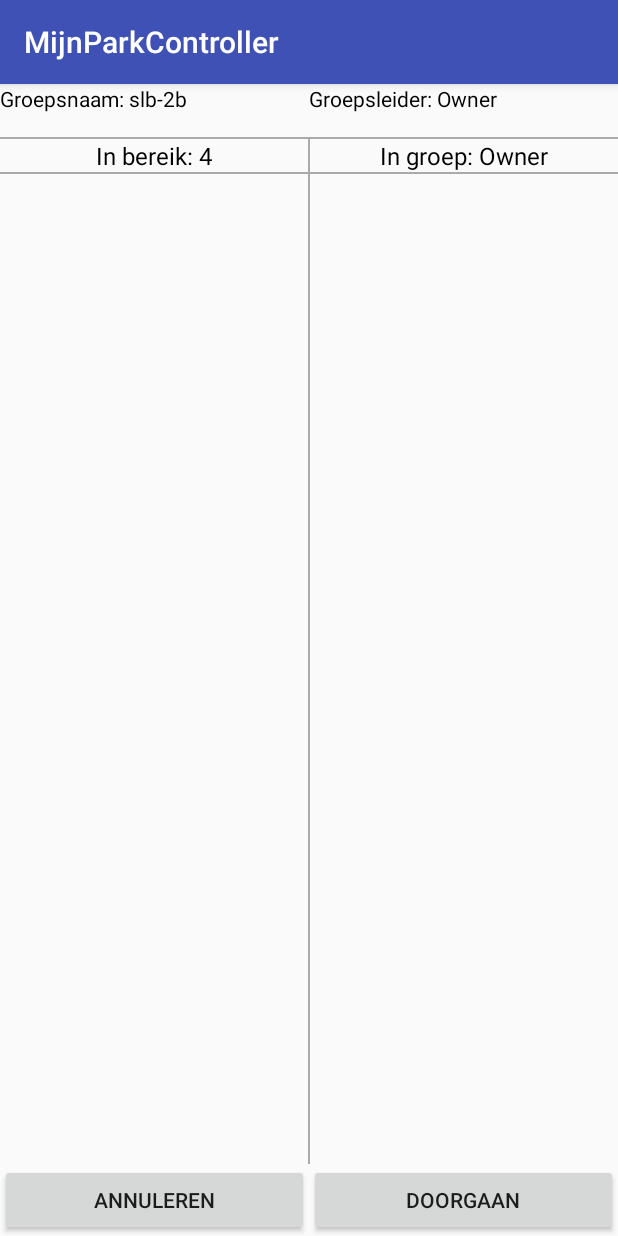
After one commit to tomkaal/TvOS_Han_MAD, an Android app: the CreateGroupActivity screen opened directly, with no data from a screen before it, on a phone screen of 412 x 824 dp. The commit adds this screen. Run offline under Robolectric (Android 15) with nearby library versions, the phone set to English and light mode, and no system bars.

Commit message:
CreateGroupActivity created + layout + initialization

```diff
--- a/AndroidApp/MijnParkController/app/src/main/AndroidManifest.xml
+++ b/AndroidApp/MijnParkController/app/src/main/AndroidManifest.xml
@@ -1,6 +1,8 @@
 <?xml version="1.0" encoding="utf-8"?>
 <manifest xmlns:android="http://schemas.android.com/apk/res/android"
     package="tvos.mad.han.mijnparkcontroller">
+
+    <uses-permission android:name="android.permission.INTERNET" />
 
     <application
         android:allowBackup="true"
@@ -15,7 +17,7 @@
                 <category android:name="android.intent.category.LAUNCHER" />
             </intent-filter>
         </activity>
+        <activity android:name=".CreateGroupActivity"></activity>
     </application>
-    <uses-permission android:name="android.permission.INTERNET" />
 
 </manifest>
--- /dev/null
+++ b/AndroidApp/MijnParkController/app/src/main/java/tvos/mad/han/mijnparkcontroller/CreateGroupActivity.java
@@ -0,0 +1,82 @@
+package tvos.mad.han.mijnparkcontroller;
+
+import android.os.Bundle;
+import android.support.v7.app.AppCompatActivity;
+import android.view.View;
+import android.widget.ArrayAdapter;
+import android.widget.Button;
+import android.widget.ListView;
+import android.widget.TextView;
+
+import java.util.ArrayList;
+
+public class CreateGroupActivity extends AppCompatActivity {
+
+    private ListView usersInRangeListView;
+    private UsersInRangeAdapter usersInRangeAdapter;
+
+    private ListView usersInGroupListView;
+    private UsersInGroupAdapter usersInGroupAdapter;
+
+
+    private String groupName = "slb-2b";
+    private String groupOwner = "Owner";
+    private TextView groupNameText;
+    private TextView groupOwnerText;
+    private TextView inRangeText;
+    private TextView inGroupText;
+
+    private Button cancelButton;
+    private Button continueButton;
+
+    @Override
+    protected void onCreate(Bundle savedInstanceState) {
+        super.onCreate(savedInstanceState);
+        setContentView(R.layout.activity_create_group);
+
+
+        groupNameText = (TextView) findViewById(R.id.txt_groupname);
+        groupNameText.setText(getString(R.string.lbl_groupname) + ": " + groupName);
+        groupOwnerText = (TextView) findViewById(R.id.txt_groupowner);
+        groupOwnerText.setText(getString(R.string.lbl_groupowner) + ": " + groupOwner);
+
+        cancelButton = (Button) findViewById(R.id.btn_cancel_grouping);
+        cancelButton.setOnClickListener(new View.OnClickListener() {
+            @Override
+            public void onClick(View v) {
+
+            }
+        });
+        continueButton = (Button) findViewById(R.id.btn_continue_grouping);
+        continueButton.setOnClickListener(new View.OnClickListener() {
+            @Override
+            public void onClick(View v) {
+
+            }
+        });
+        usersInGroupListView = (ListView) findViewById(R.id.listview_ingroup);
+        usersInRangeListView = (ListView) findViewById(R.id.listview_inrange);
+
+        ArrayList<User> usersInRangeList = new ArrayList<>();
+        usersInRangeList.add(new User("User1"));
+        usersInRangeList.add(new User("User2"));
+        usersInRangeList.add(new User("User3"));
+        usersInRangeList.add(new User("User4"));
+        ArrayList<User> usersInGroupList = new ArrayList<>();
+        usersInGroupList.add(new User("User5"));
+        usersInGroupList.add(new User("User6"));
+
+        usersInGroupAdapter = new UsersInGroupAdapter(this, usersInGroupList);
+        usersInRangeAdapter = new UsersInRangeAdapter(this, usersInRangeList);
+
+        inRangeText = (TextView) findViewById(R.id.lbl_inrange);
+        inRangeText.setText(getString(R.string.lbl_inrange) + ": " + usersInRangeAdapter.getCount());
+
+        inGroupText = (TextView) findViewById(R.id.lbl_ingroup);
+        inGroupText.setText(getString(R.string.lbl_ingroup) + ": " + groupOwner);
+
+        /*
+        TODO: refactor methods; onclick user -> switch from listview
+         */
+    }
+}
--- /dev/null
+++ b/AndroidApp/MijnParkController/app/src/main/java/tvos/mad/han/mijnparkcontroller/User.java
@@ -0,0 +1,22 @@
+package tvos.mad.han.mijnparkcontroller;
+
+/**
+ * Created by DDulos on 18-Nov-16.
+ */
+
+public class User {
+    private String userId;
+    private String username;
+
+    public User(String username) {
+        this.username = username;
+    }
+
+    public String getUsername() {
+        return username;
+    }
+
+    public void setUsername(String username) {
+        this.username = username;
+    }
+}
--- /dev/null
+++ b/AndroidApp/MijnParkController/app/src/main/java/tvos/mad/han/mijnparkcontroller/UsersInGroupAdapter.java
@@ -0,0 +1,55 @@
+package tvos.mad.han.mijnparkcontroller;
+
+import android.content.Context;
+import android.view.LayoutInflater;
+import android.view.View;
+import android.view.ViewGroup;
+import android.widget.ArrayAdapter;
+import android.widget.BaseAdapter;
+import android.widget.TextView;
+
+import java.util.ArrayList;
+import java.util.List;
+
+/**
+ * Created by DDulos on 18-Nov-16.
+ */
+public class UsersInGroupAdapter extends BaseAdapter {
+    Context context;
+    private LayoutInflater inflater;
+
+    ArrayList<User> userList;
+
+    public UsersInGroupAdapter(Context context, ArrayList<User> userList) {
+        this.inflater = (LayoutInflater) context.getSystemService(Context.LAYOUT_INFLATER_SERVICE);
+        this.context = context;
+        this.userList = userList;
+    }
+
+    @Override
+    public int getCount() {
+        return userList.size();
+    }
+
+    @Override
+    public User getItem(int position) {
+        return userList.get(position);
+    }
+
+    @Override
+    public long getItemId(int position) {
+        return 0;
+    }
+
+    @Override
+    public View getView(int position, View view, ViewGroup parent) {
+        if (view == null)
+            view = inflater.inflate(R.layout.list_item_user_group_setup, parent, false);
+
+        User user = getItem(position);
+        TextView userNameText = (TextView) view.findViewById(R.id.txt_username);
+        userNameText.setText(user.getUsername());
+
+        return view;
+    }
+}
--- /dev/null
+++ b/AndroidApp/MijnParkController/app/src/main/java/tvos/mad/han/mijnparkcontroller/UsersInRangeAdapter.java
@@ -0,0 +1,54 @@
+package tvos.mad.han.mijnparkcontroller;
+
+import android.content.Context;
+import android.view.LayoutInflater;
+import android.view.View;
+import android.view.ViewGroup;
+import android.widget.ArrayAdapter;
+import android.widget.BaseAdapter;
+import android.widget.TextView;
+
+import java.util.ArrayList;
+
+/**
+ * Created by DDulos on 18-Nov-16.
+ */
+public class UsersInRangeAdapter extends BaseAdapter {
+    Context context;
+    private LayoutInflater inflater;
+
+    ArrayList<User> userList;
+
+    public UsersInRangeAdapter(Context context, ArrayList<User> userList) {
+        this.inflater = (LayoutInflater) context.getSystemService(Context.LAYOUT_INFLATER_SERVICE);
+        this.context = context;
+        this.userList = userList;
+    }
+
+    @Override
+    public int getCount() {
+        return userList.size();
+    }
+
+    @Override
+    public User getItem(int position) {
+        return userList.get(position);
+    }
+
+    @Override
+    public long getItemId(int position) {
+        return 0;
+    }
+
+    @Override
+    public View getView(int position, View view, ViewGroup parent) {
+        if (view == null)
+            view = inflater.inflate(R.layout.list_item_user_group_setup, parent, false);
+
+        User user = getItem(position);
+        TextView userNameText = (TextView) view.findViewById(R.id.txt_username);
+        userNameText.setText(user.getUsername());
+
+        return view;
+    }
+}
--- /dev/null
+++ b/AndroidApp/MijnParkController/app/src/main/res/layout/activity_create_group.xml
@@ -0,0 +1,121 @@
+<?xml version="1.0" encoding="utf-8"?>
+<LinearLayout xmlns:android="http://schemas.android.com/apk/res/android"
+    android:layout_width="match_parent"
+    android:layout_height="match_parent"
+    android:orientation="vertical">
+
+    <LinearLayout
+        android:layout_width="match_parent"
+        android:layout_height="wrap_content"
+        android:layout_gravity="center_vertical"
+        android:orientation="horizontal">
+
+        <TextView
+            android:id="@+id/txt_groupname"
+            android:layout_width="match_parent"
+            android:layout_height="match_parent"
+            android:layout_weight="1"
+            android:layout_gravity="center"
+            android:text="Groepnaam: slb-1a"
+            android:textColor="@android:color/black" />
+
+        <TextView
+            android:id="@+id/txt_groupowner"
+            android:layout_width="match_parent"
+            android:layout_height="match_parent"
+            android:layout_gravity="center"
+            android:layout_weight="1"
+            android:text="Groepleider: "
+            android:textColor="@android:color/black" />
+    </LinearLayout>
+
+    <View
+        android:layout_width="match_parent"
+        android:layout_height="1dp"
+        android:background="@android:color/darker_gray"
+        android:layout_marginTop="@dimen/activity_vertical_margin"/>
+
+    <LinearLayout
+        android:layout_width="match_parent"
+        android:layout_height="wrap_content"
+        android:layout_weight="1"
+        android:orientation="horizontal">
+
+
+        <!-- Leftside - participants in range -->
+        <LinearLayout
+            android:layout_width="0dp"
+            android:layout_height="match_parent"
+            android:layout_weight="1"
+            android:orientation="vertical">
+
+            <TextView
+                android:id="@+id/lbl_inrange"
+                android:layout_width="wrap_content"
+                android:layout_height="wrap_content"
+                android:layout_gravity="center_horizontal"
+                android:text="In bereik"
+                android:textColor="@android:color/black"
+                android:textSize="16sp" />
+            <View
+                android:layout_width="match_parent"
+                android:layout_height="1dp"
+                android:background="@android:color/darker_gray" />
+            <ListView
+                android:id="@+id/listview_inrange"
+                android:layout_width="match_parent"
+                android:layout_height="match_parent" />
+        </LinearLayout>
+
+        <View
+            android:layout_width="1dp"
+            android:layout_height="match_parent"
+            android:background="@android:color/darker_gray" />
+        <!-- Rightside - participants in group -->
+        <LinearLayout
+            android:layout_width="0dp"
+            android:layout_height="match_parent"
+            android:layout_weight="1"
+            android:orientation="vertical">
+
+            <TextView
+                android:id="@+id/lbl_ingroup"
+                android:layout_width="wrap_content"
+                android:layout_height="wrap_content"
+                android:layout_gravity="center_horizontal"
+                android:text="In groep"
+                android:textColor="@android:color/black"
+                android:textSize="16sp" />
+            <View
+                android:layout_width="match_parent"
+                android:layout_height="1dp"
+                android:background="@android:color/darker_gray" />
+            <ListView
+                android:id="@+id/listview_ingroup"
+                android:layout_width="match_parent"
+                android:layout_height="match_parent" />
+        </LinearLayout>
+    </LinearLayout>
+
+    <LinearLayout
+        android:layout_width="match_parent"
+        android:layout_height="wrap_content"
+        android:orientation="horizontal">
+
+        <Button
+            android:id="@+id/btn_cancel_grouping"
+            android:layout_width="0dp"
+            android:layout_height="wrap_content"
+            android:layout_gravity="bottom"
+            android:layout_weight="1"
+            android:text="Annuleren" />
+
+        <Button
+            android:id="@+id/btn_continue_grouping"
+            android:layout_width="0dp"
+            android:layout_height="wrap_content"
+            android:layout_gravity="bottom"
+            android:layout_weight="1"
+            android:text="Doorgaan" />
+    </LinearLayout>
+</LinearLayout>
--- /dev/null
+++ b/AndroidApp/MijnParkController/app/src/main/res/layout/list_item_user_group_setup.xml
@@ -0,0 +1,24 @@
+<?xml version="1.0" encoding="utf-8"?>
+<LinearLayout xmlns:android="http://schemas.android.com/apk/res/android"
+    android:orientation="horizontal" android:layout_width="match_parent"
+    android:layout_height="wrap_content">
+
+    <TextView
+        android:text="Username"
+        android:layout_width="0dp"
+        android:layout_height="wrap_content"
+        android:textSize="16sp"
+        android:textColor="@android:color/black"
+        android:id="@+id/txt_username"
+        android:layout_gravity="center_vertical"
+        android:layout_marginLeft="@dimen/activity_horizontal_margin"
+        android:layout_weight="1"/>
+
+    <!-- invisible on default -->
+    <ImageView
+        android:id="@+id/image_grouprequest"
+        android:layout_margin="@dimen/activity_horizontal_margin"
+        android:layout_width="wrap_content"
+        android:layout_height="wrap_content"
+        android:src="@android:drawable/ic_notification_overlay"/>
+</LinearLayout>
--- a/AndroidApp/MijnParkController/app/src/main/res/values/strings.xml
+++ b/AndroidApp/MijnParkController/app/src/main/res/values/strings.xml
@@ -1,3 +1,7 @@
 <resources>
     <string name="app_name">MijnParkController</string>
+    <string name="lbl_groupname">Groepsnaam</string>
+    <string name="lbl_groupowner">Groepsleider</string>
+    <string name="lbl_inrange">In bereik</string>
+    <string name="lbl_ingroup">In groep</string>
 </resources>
```
